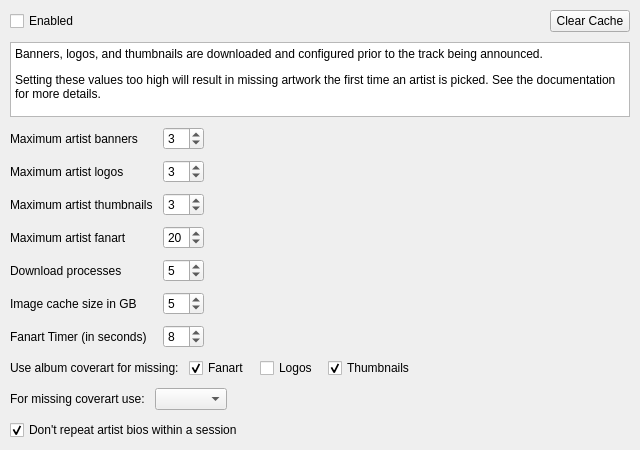
This is nowplaying/resources/ui/artistextras.ui in whatsnowplaying/whats-now-playing as Qt 5 draws it before an edit. The edited form follows.
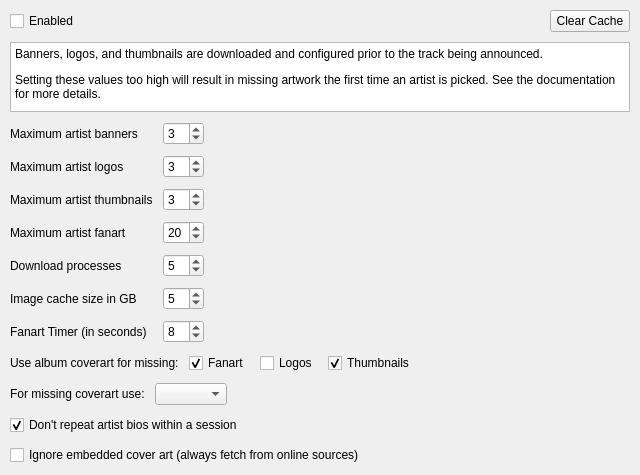
This is the edited form.

Commit message:
fix: normalize musicbrainzalbumid to str; add ignore-embedded-art toggle
Remove musicbrainzalbumid from LISTFIELDS in db.py (it is a single
string, not a list). Add early coercion in MetadataProcessors to
handle any list that arrives via old DB rows or DJ software inputs.

Add artistextras/ignoreembeddedart setting with UI checkbox so users
can discard embedded cover art and always fetch from online sources
(MusicBrainz/CAA, Discogs, FanartTV, etc.).

```diff
--- a/nowplaying/resources/ui/artistextras.ui
+++ b/nowplaying/resources/ui/artistextras.ui
@@ -406,6 +406,16 @@
      </property>
     </widget>
    </item>
+   <item>
+    <widget class="QCheckBox" name="ignoreembeddedart_checkbox">
+     <property name="text">
+      <string>Ignore embedded cover art (always fetch from online sources)</string>
+     </property>
+     <property name="checked">
+      <bool>false</bool>
+     </property>
+    </widget>
+   </item>
    <item>
     <spacer>
      <property name="orientation">
```
Left out of the diff: 6 changed lines with no effect on the pictures. The commit also changes 6 other files.
